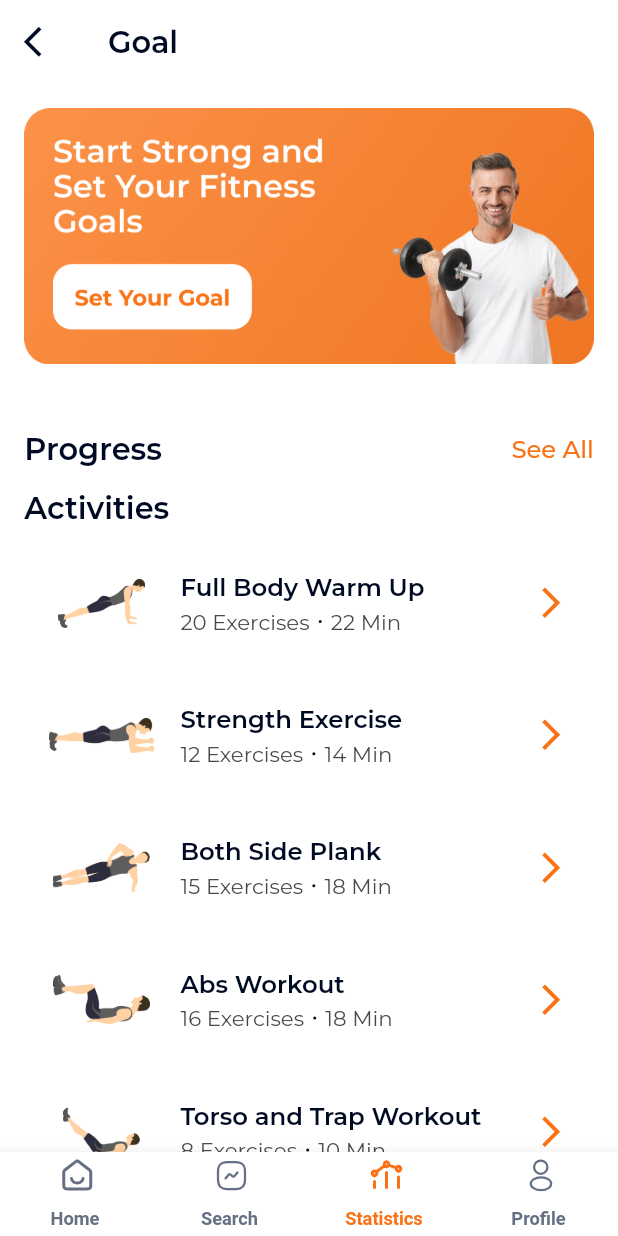
After one commit to Margub-Morshed/Fitness-Tracking-App, a Flutter app: the screen it shows after launch, item 3 of the bottom bar chosen, on a phone screen of 412 x 824 dp. The commit adds this screen. Run offline on Flutter 3.47's test engine with Material 3 defaults, Android fonts, the phone set to English and light mode, and no system bars; drawn by our look-alikes of badges, custom_navigation_bar; our stand-ins replace carousel_slider, flutter_screenutil, flutter_svg, get, google_fonts; Roboto replaces fonts that are missing (Overpass).

Commit message:
Goal Tracking Screen In Development

```diff
--- /dev/null
+++ b/lib/features/goal_tracking/presentation/screens/goal_tracking.dart
@@ -0,0 +1,80 @@
+import 'package:flutter/material.dart';
+import 'package:flutter_screenutil/flutter_screenutil.dart';
+import '../../../../core/constants/text_font_style.dart';
+import '../../../../core/helpers/ui_helpers.dart';
+import '../../../../core/widgets/custom_appbar.dart';
+import '../../../../gen/assets.gen.dart';
+import '../../../home/presentation/widgets/section_header.dart';
+import '../widgets/goal_tracking.dart';
+
+class GoalTrackingScreen extends StatelessWidget {
+  const GoalTrackingScreen({super.key});
+
+  @override
+  Widget build(BuildContext context) {
+    return SafeArea(
+      child: Scaffold(
+        appBar: const CustomAppBar(title: 'Goal', isBackNeeded: true),
+        body: SingleChildScrollView(
+          physics: const BouncingScrollPhysics(),
+          padding: EdgeInsets.all(UIHelper.kDefaultPadding()),
+          child: Column(
+            crossAxisAlignment: CrossAxisAlignment.start,
+            children: [
+              Image.asset(Assets.images.banner.path),
+              UIHelper.verticalSpaceSemiLarge,
+              const SectionHeader(title: 'Progress'),
+              UIHelper.verticalSpace(14.h),
+              Text('Activities',
+                  style: TextFontStyle.headline20SemiBoldMontserrat),
+              UIHelper.verticalSpace(14.h),
+              buildExerciseInfoCard(
+                imagePath: Assets.images.fullBody.path,
+                title: 'Full Body Warm Up',
+                exercises: '20 Exercises',
+                duration: '22 Min',
+              ),
+              UIHelper.verticalSpace(14.h),
+              buildExerciseInfoCard(
+                imagePath: Assets.images.strengthExercise.path,
+                title: 'Strength Exercise',
+                exercises: '12 Exercises',
+                duration: '14 Min',
+              ),
+              UIHelper.verticalSpace(14.h),
+              buildExerciseInfoCard(
+                imagePath: Assets.images.bothSide.path,
+                title: 'Both Side Plank',
+                exercises: '15 Exercises',
+                duration: '18 Min',
+              ),
+              UIHelper.verticalSpace(14.h),
+              buildExerciseInfoCard(
+                imagePath: Assets.images.absWorkout.path,
+                title: 'Abs Workout',
+                exercises: '16 Exercises',
+                duration: '18 Min',
+              ),
+              UIHelper.verticalSpace(14.h),
+              buildExerciseInfoCard(
+                imagePath: Assets.images.torsoTrap.path,
+                title: 'Torso and Trap Workout',
+                exercises: '8 Exercises',
+                duration: '10 Min',
+              ),
+              UIHelper.verticalSpace(14.h),
+              buildExerciseInfoCard(
+                imagePath: Assets.images.lowerBack.path,
+                title: 'Lower Back Exercise',
+                exercises: '14 Exercises',
+                duration: '18 Min',
+              ),
+              UIHelper.verticalSpaceSemiLarge,
+              const SectionHeader(title: 'Goal Progress', option: ''),
+            ],
+          ),
+        ),
+      ),
+    );
+  }
+}
--- /dev/null
+++ b/lib/features/goal_tracking/presentation/widgets/goal_tracking.dart
@@ -0,0 +1,64 @@
+import 'package:flutter/material.dart';
+import 'package:flutter_screenutil/flutter_screenutil.dart';
+import '../../../../core/constants/text_font_style.dart';
+import '../../../../core/helpers/ui_helpers.dart';
+import '../../../../gen/colors.gen.dart';
+import '../../../home/presentation/widgets/dot_divider.dart';
+
+Widget buildExerciseInfoCard({
+  required String imagePath,
+  required String title,
+  required String exercises,
+  required String duration,
+}) {
+  return Container(
+    padding: EdgeInsets.all(UIHelper.kDefaultPadding()),
+    child: Row(
+      children: [
+        // Exercise Image
+        Image.asset(imagePath, height: 32.h, width: 64.w),
+        UIHelper.horizontalSpace(16.w),
+
+        // Exercise Details
+        Column(
+          crossAxisAlignment: CrossAxisAlignment.start,
+          children: [
+            // Exercise Title
+            Text(
+              title,
+              style: TextFontStyle.headline16SemiBoldMontserrat,
+            ),
+            UIHelper.verticalSpace4,
+
+            // Exercise Meta Information
+            Row(
+              children: [
+                Text(
+                  exercises,
+                  style: TextFontStyle.headline14RegularMontserrat
+                      .copyWith(color: AppColors.c494949),
+                ),
+
+                // Dot Divider
+                UIHelper.horizontalSpace6,
+                const DotDivider(),
+                UIHelper.horizontalSpace6,
+
+                Text(
+                  duration,
+                  style: TextFontStyle.headline14RegularMontserrat.copyWith(
+                    color: AppColors.c494949,
+                  ),
+                ),
+              ],
+            ),
+          ],
+        ),
+
+        // Arrow Icon
+        const Spacer(),
+        Icon(Icons.arrow_forward_ios, size: 24.sp, color: AppColors.cF97316),
+      ],
+    ),
+  );
+}
--- a/lib/gen/assets.gen.dart
+++ b/lib/gen/assets.gen.dart
@@ -98,6 +98,17 @@ class $AssetsIconsGen {
 class $AssetsImagesGen {
   const $AssetsImagesGen();
 
+  /// File path: assets/images/abs_workout.png
+  AssetGenImage get absWorkout =>
+      const AssetGenImage('assets/images/abs_workout.png');
+
+  /// File path: assets/images/banner.png
+  AssetGenImage get banner => const AssetGenImage('assets/images/banner.png');
+
+  /// File path: assets/images/both_side.png
+  AssetGenImage get bothSide =>
+      const AssetGenImage('assets/images/both_side.png');
+
   /// File path: assets/images/cycling.png
   AssetGenImage get cycling => const AssetGenImage('assets/images/cycling.png');
 
@@ -105,14 +116,42 @@ class $AssetsImagesGen {
   AssetGenImage get defaultProfilePic =>
       const AssetGenImage('assets/images/default_profile_pic.png');
 
+  /// File path: assets/images/full_body.png
+  AssetGenImage get fullBody =>
+      const AssetGenImage('assets/images/full_body.png');
+
   /// File path: assets/images/jogging.png
   AssetGenImage get jogging => const AssetGenImage('assets/images/jogging.png');
+
+  /// File path: assets/images/lower_back.png
+  AssetGenImage get lowerBack =>
+      const AssetGenImage('assets/images/lower_back.png');
+
+  /// File path: assets/images/strength_exercise.png
+  AssetGenImage get strengthExercise =>
+      const AssetGenImage('assets/images/strength_exercise.png');
+
+  /// File path: assets/images/torso_trap.png
+  AssetGenImage get torsoTrap =>
+      const AssetGenImage('assets/images/torso_trap.png');
 
   /// File path: assets/images/yoga.png
   AssetGenImage get yoga => const AssetGenImage('assets/images/yoga.png');
 
   /// List of all assets
-  List<AssetGenImage> get values => [cycling, defaultProfilePic, jogging, yoga];
+  List<AssetGenImage> get values => [
+        absWorkout,
+        banner,
+        bothSide,
+        cycling,
+        defaultProfilePic,
+        fullBody,
+        jogging,
+        lowerBack,
+        strengthExercise,
+        torsoTrap,
+        yoga
+      ];
 }
 
 class Assets {
--- a/lib/navigation_screen.dart
+++ b/lib/navigation_screen.dart
@@ -1,5 +1,6 @@
 // ignore_for_file: unused_field, deprecated_member_use
 import 'package:fitness_tracking_app/features/daily_activity/presentation/screens/daily_activity.dart';
+import 'package:fitness_tracking_app/features/goal_tracking/presentation/screens/goal_tracking.dart';
 import 'package:fitness_tracking_app/features/my_account/presentation/screens/my_account.dart';
 import 'package:flutter/material.dart';
 import 'package:flutter_screenutil/flutter_screenutil.dart';
@@ -32,7 +33,7 @@ class _NavigationScreenState extends State<NavigationScreen> {
   late final List<Widget> _screens = [
     const HomeScreen(),
     const DailyActivityScreen(),
-    const HomeScreen(),
+    const GoalTrackingScreen(),
     const MyAccountScreen(),
   ];
 
```
Also changed, not shown: assets/images/abs_workout.png (added), assets/images/banner.png (added), assets/images/both_side.png (added), assets/images/full_body.png (added), assets/images/lower_back.png (added), assets/images/strength_exercise.png (added), assets/images/torso_trap.png (added).
